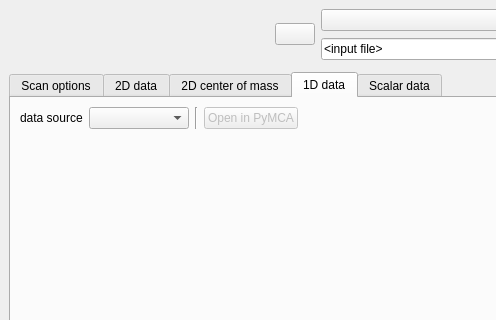
Above: nmutils/gui/scanViewer/design.ui from maxiv-science/nanomax-analysis-utils before the change; both pictures show x 0 to 496 and y 0 to 320 of the 1082 by 678 pixel window. Below: the same form after it.
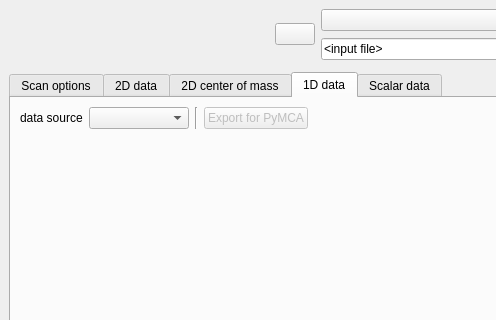
That is the form after the change. The open tabs and pages were chosen to show the change. Icons and pictures are not drawn. Custom widgets are drawn as their Qt base class.

Commit message: Removed the PyMCA launch option, replaced by export to file

Patch:
```diff
--- a/nmutils/gui/scanViewer/design.ui
+++ b/nmutils/gui/scanViewer/design.ui
@@ -308,7 +308,7 @@
            <bool>false</bool>
           </property>
           <property name="text">
-           <string>Open in PyMCA</string>
+           <string>Export for PyMCA</string>
           </property>
          </widget>
         </item>
```
The commit also changes 5 other files.
